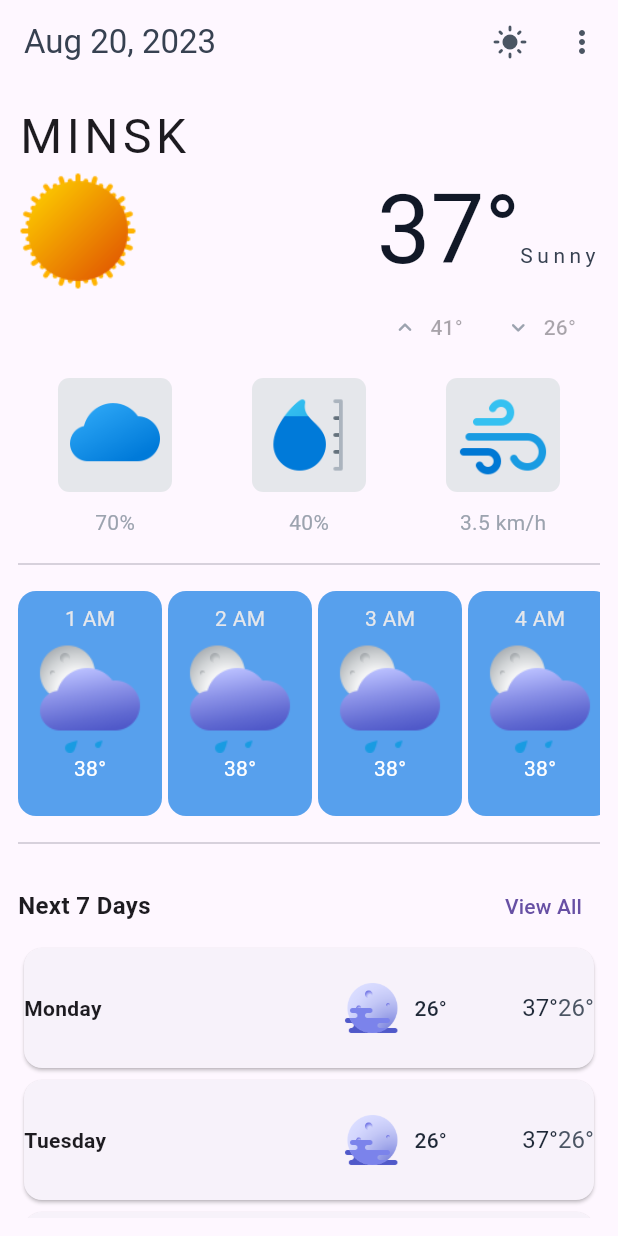
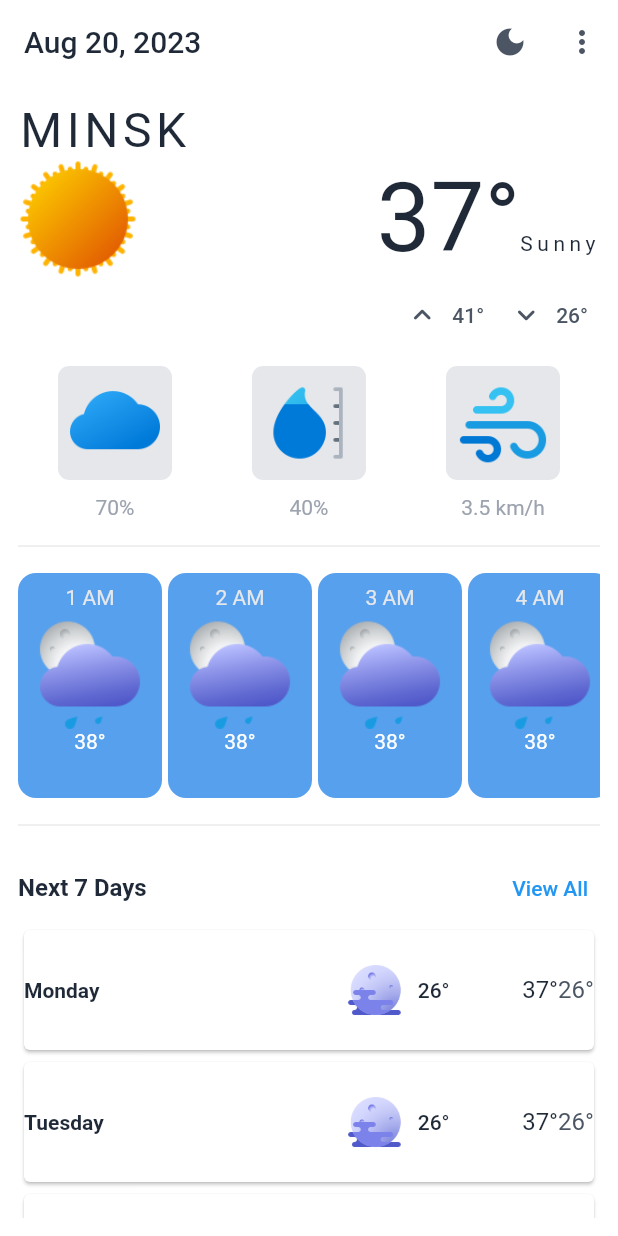
Before and after one commit to tquaddl/flutter-weather-app-practice, a Flutter app: the screen it shows after launch, on a phone screen of 412 x 824 dp. Run offline on Flutter 3.47's test engine with Material 2 defaults, Android fonts, the phone set to English and light mode, and no system bars; our stand-ins replace get, velocity_x; Roboto replaces fonts that are missing (poppins, poppins_bold, poppins_light).

Commit message:
added Change theme

```diff
--- /dev/null
+++ b/lib/controllers/themeController.dart
@@ -0,0 +1,11 @@
+import 'package:flutter/material.dart';
+import 'package:get/get.dart';
+
+class ThemeController extends GetxController {
+  var isDark = false.obs;
+
+  changeTheme() {
+    isDark.value = !isDark.value;
+    Get.changeThemeMode(isDark.value ? ThemeMode.dark : ThemeMode.light);
+  }
+}
--- a/lib/main.dart
+++ b/lib/main.dart
@@ -3,6 +3,8 @@ import 'package:get/get.dart';
 import 'package:velocity_x/velocity_x.dart';
 import 'package:intl/intl.dart';
 import 'package:weather_app/consts/colors.dart';
+import 'package:weather_app/controllers/themeController.dart';
+import 'package:weather_app/our_themes.dart';
 import 'consts/strings.dart';
 import 'consts/images.dart';
 
@@ -16,12 +18,12 @@ class MyApp extends StatelessWidget {
   @override
   Widget build(BuildContext context) {
     return GetMaterialApp(
+      theme: CustomThemes.lightTheme,
+      darkTheme: CustomThemes.darkTheme,
+      themeMode: ThemeMode.system,
+      debugShowCheckedModeBanner: false,
+      home: const WeatherApp(),
       title: 'Weather App',
-      theme: ThemeData(
-        fontFamily: 'poppins',
-        useMaterial3: true,
-      ),
-      home: const WeatherApp(),
     );
   }
 }
@@ -32,25 +34,34 @@ class WeatherApp extends StatelessWidget {
   @override
   Widget build(BuildContext context) {
     var date = DateFormat('yMMMd').format(DateTime.now());
+    var theme = Theme.of(context);
+    var controller = Get.put(ThemeController());
 
     return Scaffold(
+      backgroundColor: theme.scaffoldBackgroundColor,
       appBar: AppBar(
-        title: '$date'.text.gray700.make(),
+        title: date.text.color(theme.primaryColor).make(),
         backgroundColor: Colors.transparent,
         elevation: 0.0,
         actions: [
+          Obx(
+            () => IconButton(
+              onPressed: () {
+                controller.changeTheme();
+              },
+              icon: Icon(
+                controller.isDark.value ? Icons.light_mode : Icons.dark_mode,
+                color: theme.iconTheme.color,
+              ),
+            ),
+          ),
           IconButton(
-              onPressed: () {},
-              icon: Icon(
-                Icons.light_mode,
-                color: Vx.gray600,
-              )),
-          IconButton(
-              onPressed: () {},
-              icon: Icon(
-                Icons.more_vert,
-                color: Vx.gray600,
-              ))
+            onPressed: () {},
+            icon: Icon(
+              Icons.more_vert,
+              color: theme.iconTheme.color,
+            ),
+          ),
         ],
       ),
       body: Container(
@@ -65,6 +76,7 @@ class WeatherApp extends StatelessWidget {
                   .fontFamily('poppins_bold')
                   .size(32)
                   .letterSpacing(3)
+                  .color(theme.primaryColor)
                   .make(),
               Row(
                 mainAxisAlignment: MainAxisAlignment.spaceBetween,
@@ -80,7 +92,7 @@ class WeatherApp extends StatelessWidget {
                         TextSpan(
                           text: '37$degree',
                           style: TextStyle(
-                            color: Vx.gray900,
+                            color: theme.primaryColor,
                             fontSize: 64,
                             fontFamily: 'poppins',
                           ),
@@ -88,10 +100,10 @@ class WeatherApp extends StatelessWidget {
                         TextSpan(
                           text: 'Sunny',
                           style: TextStyle(
-                            color: Vx.gray700,
+                            color: theme.primaryColor,
                             letterSpacing: 3,
                             fontSize: 14,
-                            fontFamily: 'poppins_light',
+                            fontFamily: 'poppins',
                           ),
                         ),
                       ],
@@ -106,17 +118,17 @@ class WeatherApp extends StatelessWidget {
                     onPressed: null,
                     icon: Icon(
                       Icons.expand_less_rounded,
-                      color: Vx.gray400,
+                      color: theme.iconTheme.color,
                     ),
-                    label: '41$degree'.text.make(),
+                    label: '41$degree'.text.color(theme.iconTheme.color).make(),
                   ),
                   TextButton.icon(
                     onPressed: null,
                     icon: Icon(
                       Icons.expand_more_rounded,
-                      color: Vx.gray400,
+                      color: theme.iconTheme.color,
                     ),
-                    label: '26$degree'.text.make(),
+                    label: '26$degree'.text.color(theme.iconTheme.color).make(),
                   ),
                 ],
               ),
@@ -182,7 +194,12 @@ class WeatherApp extends StatelessWidget {
               Row(
                 mainAxisAlignment: MainAxisAlignment.spaceBetween,
                 children: [
-                  'Next 7 Days'.text.semiBold.size(16).make(),
+                  'Next 7 Days'
+                      .text
+                      .semiBold
+                      .size(16)
+                      .color(theme.primaryColor)
+                      .make(),
                   TextButton(
                     onPressed: () {},
                     child: 'View All'.text.make(),
@@ -197,19 +214,26 @@ class WeatherApp extends StatelessWidget {
                   var day = DateFormat('EEEE')
                       .format(DateTime.now().add(Duration(days: index + 1)));
                   return Card(
+                    color: theme.cardColor,
                     child: Container(
                       padding: const EdgeInsets.symmetric(
                           horizontal: 0, vertical: 12),
                       child: Row(
                         mainAxisAlignment: MainAxisAlignment.spaceBetween,
                         children: [
-                          Expanded(child: day.text.semiBold.make()),
+                          Expanded(
+                              child: day.text.semiBold
+                                  .color(theme.primaryColor)
+                                  .make()),
                           Expanded(
                             child: TextButton.icon(
                               onPressed: null,
                               icon: Image.asset('assets/weather/50n.png',
                                   width: 40),
-                              label: '26$degree'.text.gray800.make(),
+                              label: '26$degree'
+                                  .text
+                                  .color(theme.primaryColor)
+                                  .make(),
                             ),
                           ),
                           RichText(
@@ -218,7 +242,7 @@ class WeatherApp extends StatelessWidget {
                                 TextSpan(
                                   text: '37$degree',
                                   style: TextStyle(
-                                    color: Vx.gray800,
+                                    color: theme.primaryColor,
                                     fontFamily: 'poppins',
                                     fontSize: 16,
                                   ),
@@ -226,7 +250,7 @@ class WeatherApp extends StatelessWidget {
                                 TextSpan(
                                   text: '26$degree',
                                   style: TextStyle(
-                                    color: Vx.gray600,
+                                    color: theme.iconTheme.color,
                                     fontFamily: 'poppins',
                                     fontSize: 16,
                                   ),
--- /dev/null
+++ b/lib/our_themes.dart
@@ -0,0 +1,25 @@
+import 'package:flutter/material.dart';
+import 'package:velocity_x/velocity_x.dart';
+import 'package:weather_app/consts/colors.dart';
+
+class CustomThemes {
+  static final lightTheme = ThemeData(
+    cardColor: Colors.white,
+    fontFamily: 'poppins',
+    scaffoldBackgroundColor: Colors.white,
+    primaryColor: Vx.gray800,
+    iconTheme: const IconThemeData(
+      color: Vx.gray600,
+    ),
+  );
+
+  static final darkTheme = ThemeData(
+    cardColor: bgColor.withOpacity(0.6),
+    fontFamily: 'poppins',
+    scaffoldBackgroundColor: bgColor,
+    primaryColor: Colors.white,
+    iconTheme: const IconThemeData(
+      color: Colors.white,
+    ),
+  );
+}
```
